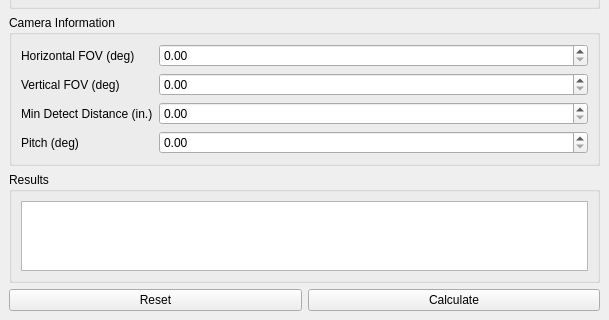
FRC-836/Camera_Calculator, file inc/MainWindow.ui: the form before one commit; both pictures show x 0 to 609 and y 141 to 461 of the 609 by 461 pixel window.
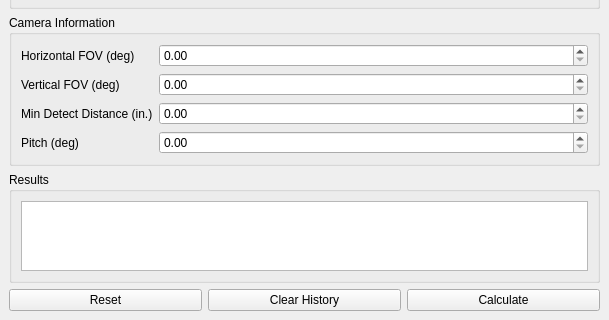
The form after the commit.

Commit message: added a button to clear the calculation history independent of the numbers

```diff
--- a/inc/MainWindow.ui
+++ b/inc/MainWindow.ui
@@ -124,6 +124,13 @@
         </property>
        </widget>
       </item>
+      <item>
+       <widget class="QPushButton" name="btnClearHistory">
+        <property name="text">
+         <string>Clear History</string>
+        </property>
+       </widget>
+      </item>
       <item>
        <widget class="QPushButton" name="btnCalculate">
         <property name="text">
```
The commit also changes 2 other files.
